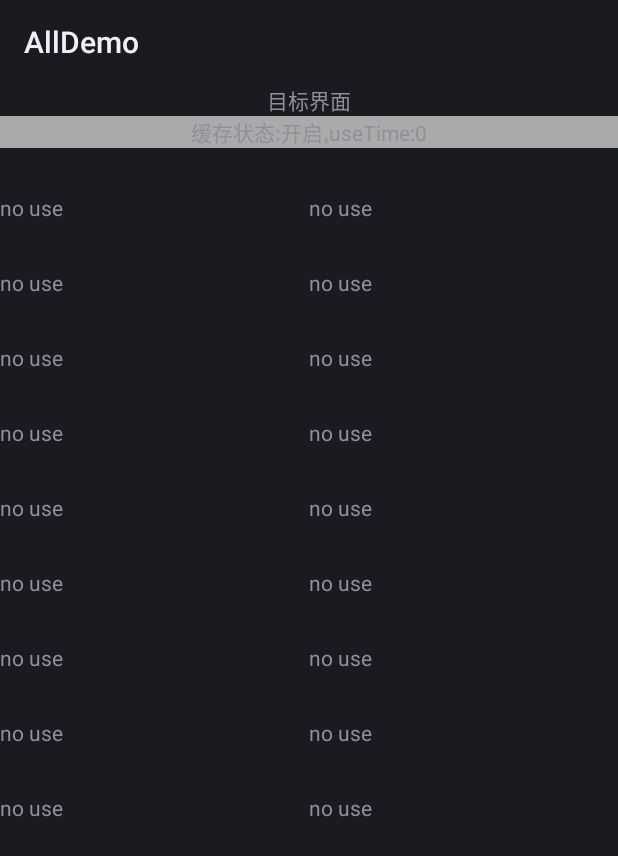
After one commit to aa5279aa/android_all_demo, an Android app: the PrepareMiddleActivity screen opened directly, with no data from a screen before it, on a phone screen of 412 x 824 dp. The commit adds this screen. Shown: the top 856 px of the screen. Run offline under Robolectric (Android 15) with nearby library versions, the phone set to English and light mode, and no system bars.

Commit message:
提前预加载下一界面

```diff
--- /dev/null
+++ b/DemoClient/app/src/main/java/com/xt/client/activitys/prepare/PrepareMiddleActivity.java
@@ -0,0 +1,32 @@
+package com.xt.client.activitys.prepare;
+
+import android.app.Activity;
+import android.os.Bundle;
+import android.support.annotation.Nullable;
+import android.util.Log;
+import android.view.View;
+import android.widget.TextView;
+
+import com.xt.client.R;
+import com.xt.client.activitys.PrepareActivity;
+import com.xt.client.cache.PageViewCache;
+
+public class PrepareMiddleActivity extends Activity {
+
+    @Override
+    protected void onCreate(@Nullable Bundle savedInstanceState) {
+        super.onCreate(savedInstanceState);
+        long currentTimeMillis = System.currentTimeMillis();
+        View cachePageView = PageViewCache.Companion.getInstance().getCachePageView(PrepareMiddleActivity.class.getName());
+        if (cachePageView != null) {
+            setContentView(cachePageView);
+        } else {
+            setContentView(R.layout.prepare_middle_page);
+        }
+        long useTime = System.currentTimeMillis() - currentTimeMillis;
+        TextView descText = findViewById(R.id.desc_text);
+        String str = "缓存状态:" + ((PrepareActivity.Companion.isOpenPrepare() ? "开启" : "关闭") + ",useTime:" + useTime);
+        descText.setText(str);
+        Log.i("lxltest", str);
+    }
+}
--- a/DemoClient/app/src/main/java/com/xt/client/application/DemoApplication.java
+++ b/DemoClient/app/src/main/java/com/xt/client/application/DemoApplication.java
@@ -9,10 +9,10 @@ public class DemoApplication extends Application {
     @Override
     public void onCreate() {
         super.onCreate();
+        instance = this;
     }
 
     public static DemoApplication getInstance() {
         return instance;
-
     }
 }
--- /dev/null
+++ b/DemoClient/app/src/main/java/com/xt/client/cache/PageViewCache.kt
@@ -0,0 +1,40 @@
+package com.xt.client.cache
+
+import android.view.View
+import com.xt.client.application.DemoApplication
+
+class PageViewCache {
+
+    companion object {
+        var instance: PageViewCache = PageViewCache()
+    }
+
+    private constructor() {
+
+    }
+
+    private var cacheMap = HashMap<String, View>()
+
+    fun addCachePageView(pageClassName: String, layoutId: Int) {
+        if (cacheMap[pageClassName] != null) {
+            return
+        }
+        val context = DemoApplication.getInstance()
+        val inflate = View.inflate(context, layoutId, null)
+        cacheMap.put(pageClassName, inflate)
+    }
+
+
+    fun clearCachePageView(pageClassName: String) {
+        cacheMap.remove(pageClassName)
+    }
+
+    fun findCachePageView(pageClassName: String): View? {
+        return cacheMap.remove(pageClassName)
+    }
+
+    fun getCachePageView(pageClassName: String): View? {
+        return cacheMap.remove(pageClassName)
+    }
+
+}
--- /dev/null
+++ b/DemoClient/app/src/main/res/layout/prepare_middle_page.xml
@@ -0,0 +1,208 @@
+<?xml version="1.0" encoding="utf-8"?>
+<LinearLayout xmlns:android="http://schemas.android.com/apk/res/android"
+    xmlns:app="http://schemas.android.com/apk/res-auto"
+    xmlns:tools="http://schemas.android.com/tools"
+    android:layout_width="match_parent"
+    android:layout_height="match_parent"
+    android:orientation="vertical"
+    tools:context="com.xt.client.ProtoActivity">
+
+
+    <TextView
+        android:layout_width="match_parent"
+        android:layout_height="wrap_content"
+        android:gravity="center"
+        android:minHeight="20dp"
+        android:text="目标界面" />
+
+    <TextView
+        android:id="@+id/desc_text"
+        android:layout_width="match_parent"
+        android:layout_height="wrap_content"
+        android:background="@color/grey"
+        android:gravity="center"
+        android:minHeight="20dp" />
+
+    <LinearLayout
+        android:layout_width="match_parent"
+        android:layout_height="50dp"
+        android:layout_marginTop="30dp"
+        android:orientation="horizontal">
+
+        <TextView
+            android:layout_width="0dp"
+            android:layout_height="wrap_content"
+            android:layout_weight="1"
+            android:clickable="false"
+            android:text="no use" />
+
+        <TextView
+            android:layout_width="0dp"
+            android:layout_height="wrap_content"
+            android:layout_weight="1"
+            android:text="no use" />
+
+    </LinearLayout>
+
+    <LinearLayout
+        android:layout_width="match_parent"
+        android:layout_height="50dp"
+        android:orientation="horizontal">
+
+        <TextView
+            android:layout_width="0dp"
+            android:layout_height="wrap_content"
+            android:layout_weight="1"
+            android:clickable="false"
+            android:text="no use" />
+
+        <TextView
+            android:layout_width="0dp"
+            android:layout_height="wrap_content"
+            android:layout_weight="1"
+            android:text="no use" />
+
+    </LinearLayout>
+
+    <LinearLayout
+        android:layout_width="match_parent"
+        android:layout_height="50dp"
+        android:orientation="horizontal">
+
+        <TextView
+            android:layout_width="0dp"
+            android:layout_height="wrap_content"
+            android:layout_weight="1"
+            android:clickable="false"
+            android:text="no use" />
+
+        <TextView
+            android:layout_width="0dp"
+            android:layout_height="wrap_content"
+            android:layout_weight="1"
+            android:text="no use" />
+
+    </LinearLayout>
+
+
+    <LinearLayout
+        android:layout_width="match_parent"
+        android:layout_height="50dp"
+        android:orientation="horizontal">
+
+        <TextView
+            android:layout_width="0dp"
+            android:layout_height="wrap_content"
+            android:layout_weight="1"
+            android:clickable="false"
+            android:text="no use" />
+
+        <TextView
+            android:layout_width="0dp"
+            android:layout_height="wrap_content"
+            android:layout_weight="1"
+            android:text="no use" />
+
+    </LinearLayout>
+
+    <LinearLayout
+        android:layout_width="match_parent"
+        android:layout_height="50dp"
+        android:orientation="horizontal">
+
+        <TextView
+            android:layout_width="0dp"
+            android:layout_height="wrap_content"
+            android:layout_weight="1"
+            android:clickable="false"
+            android:text="no use" />
+
+        <TextView
+            android:layout_width="0dp"
+            android:layout_height="wrap_content"
+            android:layout_weight="1"
+            android:text="no use" />
+
+    </LinearLayout>
+
+    <LinearLayout
+        android:layout_width="match_parent"
+        android:layout_height="50dp"
+        android:orientation="horizontal">
+
+        <TextView
+            android:layout_width="0dp"
+            android:layout_height="wrap_content"
+            android:layout_weight="1"
+            android:clickable="false"
+            android:text="no use" />
+
+        <TextView
+            android:layout_width="0dp"
+            android:layout_height="wrap_content"
+            android:layout_weight="1"
+            android:text="no use" />
+
+    </LinearLayout>
+
+    <LinearLayout
+        android:layout_width="match_parent"
+        android:layout_height="50dp"
+        android:orientation="horizontal">
+
+        <TextView
+            android:layout_width="0dp"
+            android:layout_height="wrap_content"
+            android:layout_weight="1"
+            android:clickable="false"
+            android:text="no use" />
+
+        <TextView
+            android:layout_width="0dp"
+            android:layout_height="wrap_content"
+            android:layout_weight="1"
+            android:text="no use" />
+
+    </LinearLayout>
+
+    <LinearLayout
+        android:layout_width="match_parent"
+        android:layout_height="50dp"
+        android:orientation="horizontal">
+
+        <TextView
+            android:layout_width="0dp"
+            android:layout_height="wrap_content"
+            android:layout_weight="1"
+            android:clickable="false"
+            android:text="no use" />
+
+        <TextView
+            android:layout_width="0dp"
+            android:layout_height="wrap_content"
+            android:layout_weight="1"
+            android:text="no use" />
+
+    </LinearLayout>
+
+    <LinearLayout
+        android:layout_width="match_parent"
+        android:layout_height="50dp"
+        android:orientation="horizontal">
+
+        <TextView
+            android:layout_width="0dp"
+            android:layout_height="wrap_content"
+            android:layout_weight="1"
+            android:clickable="false"
+            android:text="no use" />
+
+        <TextView
+            android:layout_width="0dp"
+            android:layout_height="wrap_content"
+            android:layout_weight="1"
+            android:text="no use" />
+
+    </LinearLayout>
+
+</LinearLayout>
--- a/DemoClient/app/src/main/res/values/colors.xml
+++ b/DemoClient/app/src/main/res/values/colors.xml
@@ -5,4 +5,6 @@
     <color name="colorPrimary">#008577</color>
     <color name="colorPrimaryDark">#00574B</color>
     <color name="colorAccent">#D81B60</color>
+
+    <color name="grey">#aaaaaa</color>
 </resources>
--- a/DemoClient/app/src/main/res/values/strings.xml
+++ b/DemoClient/app/src/main/res/values/strings.xml
@@ -9,5 +9,6 @@
     <string name="jni_use">JNI使用</string>
     <string name="use_aidl">aidl使用</string>
     <string name="performance_check">性能检测</string>
+    <string name="prepareloadview">界面预加载</string>
 
 </resources>
```
Also changed, not shown: DemoClient/app/src/main/AndroidManifest.xml (+12 -7 lines), DemoClient/app/src/main/java/com/xt/client/MainActivity.java (+15 -6 lines), DemoClient/app/src/main/java/com/xt/client/activitys/PrepareActivity.kt (added, +80 -0 lines), DemoClient/app/src/main/res/layout/main_page.xml (+7 -7 lines).
